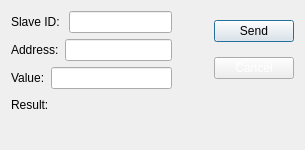
The window that writesingleregisterdialog.ui (tonylin0826/ModbusMasterTool) describes before a commit, drawn with Qt 5.
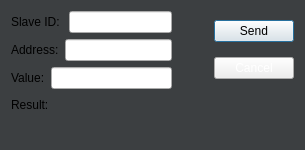
The same window after the commit.

Commit message: feat(ui): add style to dialog and windows

The edit to the form file:
```diff
--- a/writesingleregisterdialog.ui
+++ b/writesingleregisterdialog.ui
@@ -13,6 +13,11 @@
   <property name="windowTitle">
    <string>Dialog</string>
   </property>
+  <property name="styleSheet">
+   <string notr="true">#WriteSingleRegisterDialog {
+	background: rgb(60, 63, 65);
+}</string>
+  </property>
   <layout class="QGridLayout" name="gridLayout">
    <item row="2" column="0">
     <spacer name="verticalSpacer">
```
The commit also changes 5 other files.
